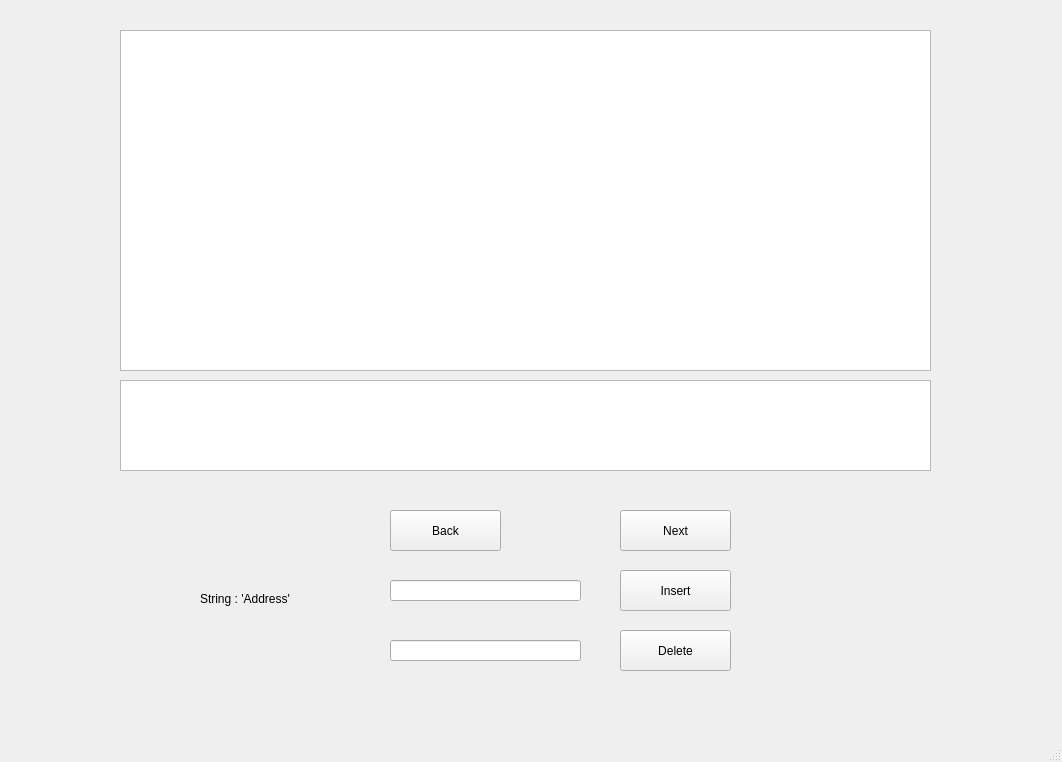
MikhailKaz/Qt_Delivery_Data, file mainwindow.ui: the form before one commit.
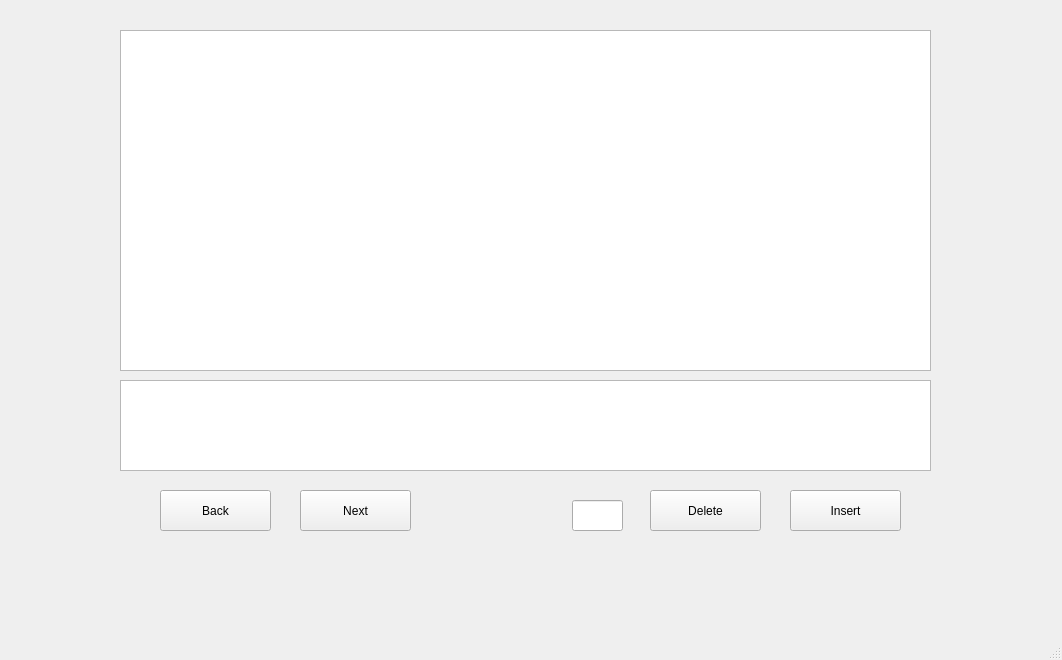
The form after the commit.

Patch:
```diff
--- a/mainwindow.ui
+++ b/mainwindow.ui
@@ -10,7 +10,7 @@
     <x>0</x>
     <y>0</y>
     <width>1062</width>
-    <height>762</height>
+    <height>660</height>
    </rect>
   </property>
   <property name="windowTitle">
@@ -30,8 +30,8 @@
    <widget class="QPushButton" name="Next">
     <property name="geometry">
      <rect>
-      <x>620</x>
-      <y>510</y>
+      <x>300</x>
+      <y>490</y>
       <width>111</width>
       <height>41</height>
      </rect>
@@ -43,8 +43,8 @@
    <widget class="QPushButton" name="Back">
     <property name="geometry">
      <rect>
-      <x>390</x>
-      <y>510</y>
+      <x>160</x>
+      <y>490</y>
       <width>111</width>
       <height>41</height>
      </rect>
@@ -56,8 +56,8 @@
    <widget class="QPushButton" name="Insert">
     <property name="geometry">
      <rect>
-      <x>620</x>
-      <y>570</y>
+      <x>790</x>
+      <y>490</y>
       <width>111</width>
       <height>41</height>
      </rect>
@@ -66,34 +66,11 @@
      <string>Insert</string>
     </property>
    </widget>
-   <widget class="QLineEdit" name="Input">
-    <property name="geometry">
-     <rect>
-      <x>390</x>
-      <y>580</y>
-      <width>191</width>
-      <height>21</height>
-     </rect>
-    </property>
-   </widget>
-   <widget class="QLabel" name="label">
-    <property name="geometry">
-     <rect>
-      <x>200</x>
-      <y>590</y>
-      <width>111</width>
-      <height>18</height>
-     </rect>
-    </property>
-    <property name="text">
-     <string>String : 'Address'</string>
-    </property>
-   </widget>
    <widget class="QPushButton" name="Delete">
     <property name="geometry">
      <rect>
-      <x>620</x>
-      <y>630</y>
+      <x>650</x>
+      <y>490</y>
       <width>111</width>
       <height>41</height>
      </rect>
@@ -102,21 +79,11 @@
      <string>Delete</string>
     </property>
    </widget>
-   <widget class="QLineEdit" name="Input_2">
-    <property name="geometry">
-     <rect>
-      <x>390</x>
-      <y>640</y>
-      <width>191</width>
-      <height>21</height>
-     </rect>
-    </property>
-   </widget>
    <widget class="QLabel" name="Table_name">
     <property name="geometry">
      <rect>
-      <x>450</x>
-      <y>0</y>
+      <x>510</x>
+      <y>10</y>
       <width>151</width>
       <height>18</height>
      </rect>
@@ -150,6 +117,22 @@
      <bool>false</bool>
     </attribute>
    </widget>
+   <widget class="QLineEdit" name="lineEdit">
+    <property name="geometry">
+     <rect>
+      <x>572</x>
+      <y>500</y>
+      <width>51</width>
+      <height>31</height>
+     </rect>
+    </property>
+    <property name="font">
+     <font>
+      <pointsize>12</pointsize>
+      <bold>true</bold>
+     </font>
+    </property>
+   </widget>
   </widget>
   <widget class="QMenuBar" name="menubar">
    <property name="geometry">
```
